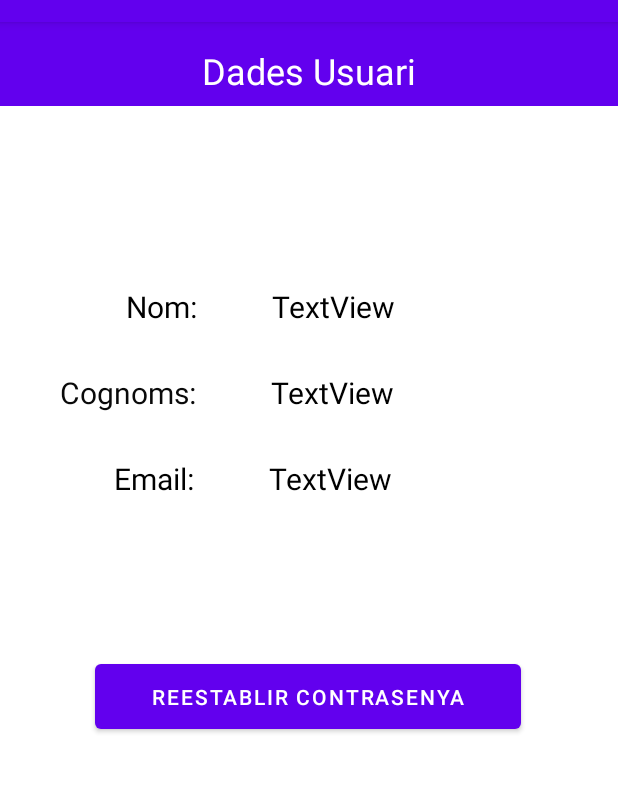
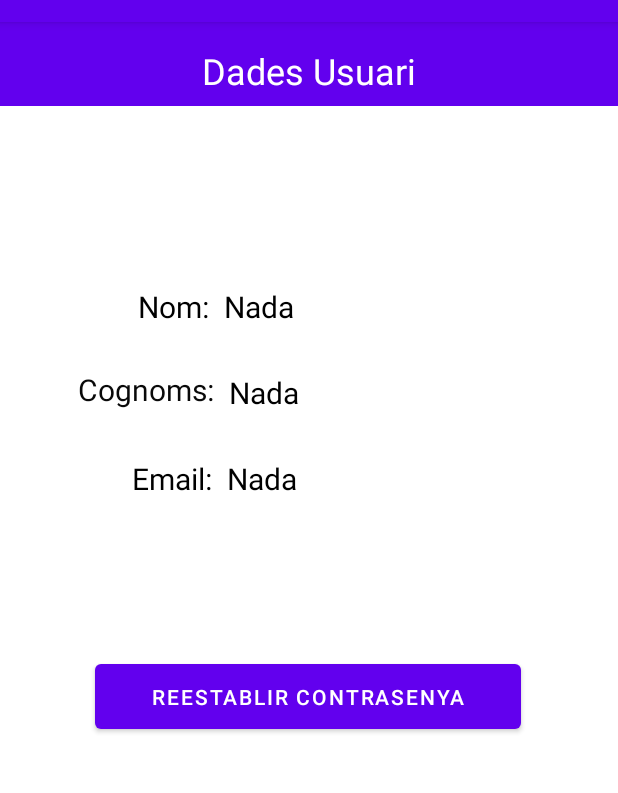
Before and after one commit to a22samgarhur/Projecto2Android, an Android app: the PerfilActivity screen opened directly, with no data from a screen before it, on a phone screen of 412 x 824 dp, the part 62-855 px from its top. Run offline under Robolectric (Android 15) with nearby library versions, the light colour scheme and no system bars; network calls fail.

Commit message:
Creados Strings para mensajes

```diff
--- a/app/src/main/java/com/example/projecto2matesandroid/DialogNuevaAula.java
+++ b/app/src/main/java/com/example/projecto2matesandroid/DialogNuevaAula.java
@@ -75,14 +75,14 @@ public class DialogNuevaAula extends DialogFragment {
         call.enqueue(new Callback<Aula>() {
             @Override
             public void onResponse(Call<Aula> call, Response<Aula> response) {
-                Log.e("Crear aula response", "onResponse: "+response );
-                Toast.makeText(applicationContext, "Aula creada correctament", Toast.LENGTH_SHORT).show();
+                //Log.e("Crear aula response", "onResponse: "+response );
+                Toast.makeText(applicationContext, getString(R.string.aulaCreada), Toast.LENGTH_SHORT).show();
 
             }
 
             @Override
             public void onFailure(Call<Aula> call, Throwable t) {
-                Toast.makeText(applicationContext, "No s'ha pogut crear l'aula, torni a intentar", Toast.LENGTH_SHORT).show();
+                Toast.makeText(applicationContext, getString(R.string.errorAulaCreada), Toast.LENGTH_SHORT).show();
             }
         });
 
--- a/app/src/main/java/com/example/projecto2matesandroid/PerfilActivity.java
+++ b/app/src/main/java/com/example/projecto2matesandroid/PerfilActivity.java
@@ -2,13 +2,33 @@ package com.example.projecto2matesandroid;
 
 import androidx.appcompat.app.AppCompatActivity;
 
+import android.content.SharedPreferences;
 import android.os.Bundle;
+import android.widget.TextView;
 
 public class PerfilActivity extends AppCompatActivity {
+    TextView nom,cognoms,email;
+    String nomProf,cognomsProf,emailProf;
 
     @Override
     protected void onCreate(Bundle savedInstanceState) {
         super.onCreate(savedInstanceState);
         setContentView(R.layout.activity_perfil);
+
+        nom=findViewById(R.id.textViewPerfilNom);
+        cognoms=findViewById(R.id.textViewPerfilCogoms);
+        email=findViewById(R.id.textViewPerfilEmail);
+
+        SharedPreferences settings = getSharedPreferences("InfoUsuari", 0);
+
+        nomProf = settings.getString("nomProfesor","Nada");
+        cognomsProf = settings.getString("cognomProfesor","Nada");
+        emailProf = settings.getString("Email","Nada");
+
+        nom.setText(nomProf);
+        cognoms.setText(cognomsProf);
+        email.setText(emailProf);
+
+
     }
 }
--- a/app/src/main/java/com/example/projecto2matesandroid/SecondFragment.java
+++ b/app/src/main/java/com/example/projecto2matesandroid/SecondFragment.java
@@ -149,7 +149,7 @@ public class SecondFragment extends Fragment implements DialogQuitarAlumno.Dialo
 
             @Override
             public void onFailure(Call<List<ItemAlumno>> call, Throwable t) {
-                Toast.makeText(applicationContext, "No s´ha pogut obtenir els alumnes", Toast.LENGTH_SHORT).show();
+                Toast.makeText(applicationContext, getString(R.string.obtenirAlumne), Toast.LENGTH_SHORT).show();
             }
         });
 
@@ -175,7 +175,7 @@ public class SecondFragment extends Fragment implements DialogQuitarAlumno.Dialo
                 }
                 @Override
                 public void onFailure(Call<ItemAlumno>  call, Throwable t) {
-                    Toast.makeText(applicationContext, "No s´ha pogut treure l'alumne de l'aula", Toast.LENGTH_SHORT).show();
+                    Toast.makeText(applicationContext, getString(R.string.treureAlumne), Toast.LENGTH_SHORT).show();
                 }
             });
 
--- a/app/src/main/res/layout/activity_perfil.xml
+++ b/app/src/main/res/layout/activity_perfil.xml
@@ -34,7 +34,7 @@
         android:id="@+id/textView4"
         android:layout_width="wrap_content"
         android:layout_height="wrap_content"
-        android:layout_marginStart="84dp"
+        android:layout_marginStart="92dp"
         android:layout_marginTop="120dp"
         android:text="@string/NomP"
         android:textColor="#000000"
@@ -46,8 +46,8 @@
         android:id="@+id/textView6"
         android:layout_width="wrap_content"
         android:layout_height="wrap_content"
-        android:layout_marginStart="40dp"
-        android:layout_marginTop="30dp"
+        android:layout_marginStart="52dp"
+        android:layout_marginTop="28dp"
         android:text="@string/CognomsP"
         android:textColor="#090909"
         android:textSize="20dp"
@@ -58,8 +58,8 @@
         android:id="@+id/textView7"
         android:layout_width="wrap_content"
         android:layout_height="wrap_content"
-        android:layout_marginStart="76dp"
-        android:layout_marginTop="30dp"
+        android:layout_marginStart="88dp"
+        android:layout_marginTop="32dp"
         android:text="@string/EmailP"
         android:textColor="#000000"
         android:textSize="20dp"
@@ -81,7 +81,7 @@
         android:id="@+id/textViewPerfilNom"
         android:layout_width="wrap_content"
         android:layout_height="wrap_content"
-        android:layout_marginStart="50dp"
+        android:layout_marginStart="10dp"
         android:layout_marginTop="120dp"
         android:text="TextView"
         android:textColor="#000000"
@@ -93,7 +93,7 @@
         android:id="@+id/textViewPerfilCogoms"
         android:layout_width="wrap_content"
         android:layout_height="wrap_content"
-        android:layout_marginStart="50dp"
+        android:layout_marginStart="10dp"
         android:layout_marginTop="30dp"
         android:text="TextView"
         android:textColor="#000000"
@@ -105,9 +105,9 @@
         android:id="@+id/textViewPerfilEmail"
         android:layout_width="wrap_content"
         android:layout_height="wrap_content"
-        android:layout_marginStart="50dp"
+        android:layout_marginStart="10dp"
         android:layout_marginTop="30dp"
-        android:text="TextView"
+        android:text="TextView@textview"
         android:textColor="#000000"
         android:textSize="20dp"
         app:layout_constraintStart_toEndOf="@+id/textView7"
```
Also changed, not shown: app/src/main/java/com/example/projecto2matesandroid/MainActivity.java (+5 -4 lines), app/src/main/java/com/example/projecto2matesandroid/Usuari.java (+7 -7 lines), app/src/main/java/com/example/projecto2matesandroid/homeActivity.java (+3 -6 lines), app/src/main/res/values/strings.xml (+7 -0 lines).
